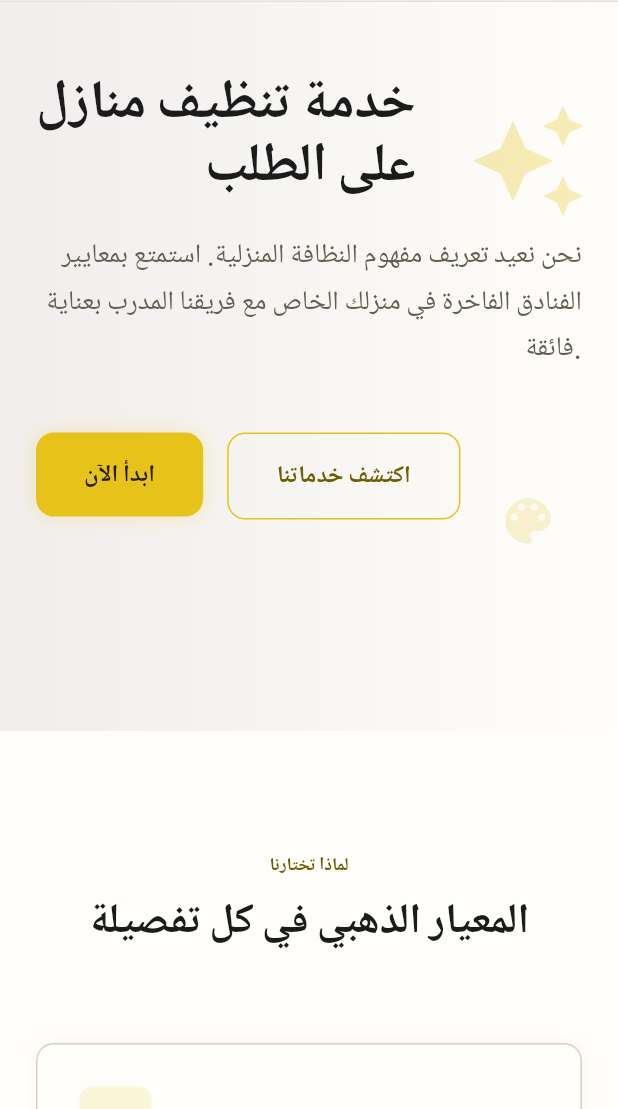
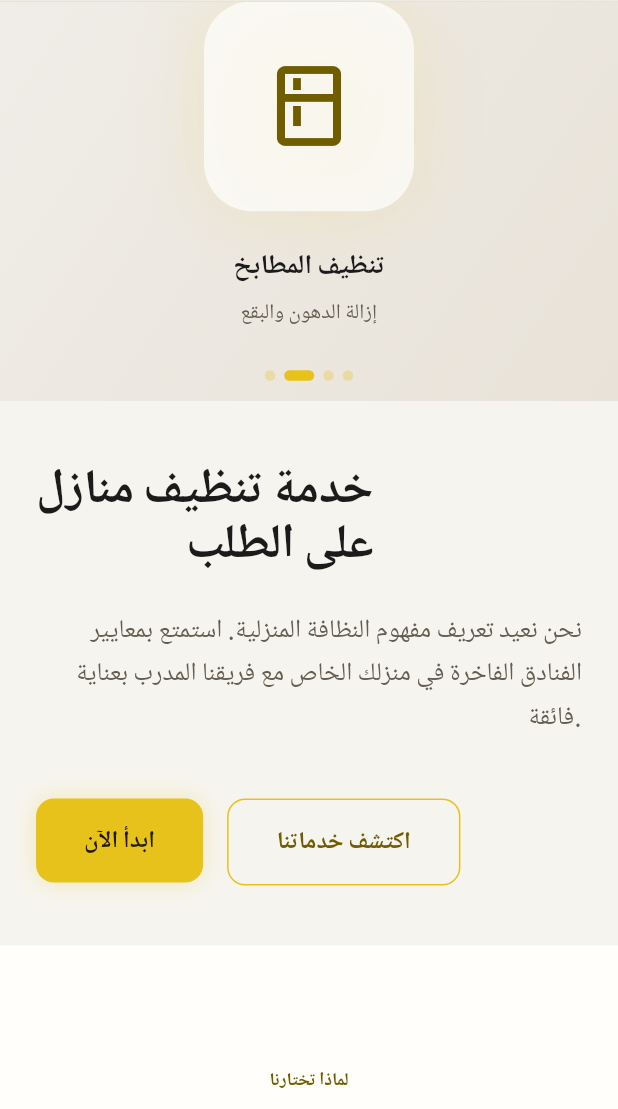
Before and after one commit to Abdelrhmanceob/cleanapp, a Flutter app: the screen it shows after launch, on a phone screen of 412 x 824 dp, the part 127-1236 px from its top. Run offline on Flutter 3.47's test engine with Material 3 defaults, Android fonts, the phone set to English and light mode, and no system bars; drawn by our look-alikes of flutter_animate; our stand-ins replace go_router, google_fonts.

Commit message:
Push latest changes

```diff
--- a/lib/features/landing/widgets/hero_section.dart
+++ b/lib/features/landing/widgets/hero_section.dart
@@ -12,20 +12,46 @@ class HeroSection extends StatefulWidget {
 }
 
 class _HeroSectionState extends State<HeroSection> {
-  int _bgIndex = 0;
+  int _imgIndex = 0;
   Timer? _timer;
 
-  final List<Color> _bgColors = [
-    const Color(0xFFF6F3F2),
-    const Color(0xFFF0EDEC),
-    const Color(0xFFEBE7E7),
+  // Carousel slides: icon + gradient + label
+  static const _slides = [
+    {
+      'icon': Icons.bedroom_parent_outlined,
+      'label': 'تنظيف غرف النوم',
+      'sub': 'نظافة عميقة لكل ركن',
+      'grad1': Color(0xFFF6F3EE),
+      'grad2': Color(0xFFEDE8DF),
+    },
+    {
+      'icon': Icons.kitchen_outlined,
+      'label': 'تنظيف المطابخ',
+      'sub': 'إزالة الدهون والبقع',
+      'grad1': Color(0xFFF0EDE8),
+      'grad2': Color(0xFFE8E2D8),
+    },
+    {
+      'icon': Icons.bathtub_outlined,
+      'label': 'تنظيف الحمامات',
+      'sub': 'تعقيم وتلميع كامل',
+      'grad1': Color(0xFFEEEDF6),
+      'grad2': Color(0xFFDFDEED),
+    },
+    {
+      'icon': Icons.weekend_outlined,
+      'label': 'تنظيف غرف المعيشة',
+      'sub': 'أريكة، سجاد، وأكثر',
+      'grad1': Color(0xFFF2EEE8),
+      'grad2': Color(0xFFE8E0D2),
+    },
   ];
 
   @override
   void initState() {
     super.initState();
-    _timer = Timer.periodic(const Duration(seconds: 5), (_) {
-      if (mounted) setState(() => _bgIndex = (_bgIndex + 1) % _bgColors.length);
+    _timer = Timer.periodic(const Duration(seconds: 4), (_) {
+      if (mounted) setState(() => _imgIndex = (_imgIndex + 1) % _slides.length);
     });
   }
 
@@ -40,53 +66,165 @@ class _HeroSectionState extends State<HeroSection> {
     final width = MediaQuery.of(context).size.width;
     final isMobile = width < 768;
 
-    return AnimatedContainer(
-      duration: const Duration(milliseconds: 1500),
+    return SizedBox(
       width: double.infinity,
-      constraints: BoxConstraints(minHeight: isMobile ? 500 : 700),
+      height: isMobile ? null : 640,
+      child: isMobile
+          ? _buildMobileLayout()
+          : _buildDesktopLayout(),
+    );
+  }
+
+  Widget _buildDesktopLayout() {
+    return ColoredBox(
+      color: AppTheme.surfaceWhite,
+      child: Row(
+        crossAxisAlignment: CrossAxisAlignment.stretch,
+        children: [
+          // Left: text content
+          Expanded(
+            flex: 5,
+            child: Padding(
+              padding: const EdgeInsets.symmetric(horizontal: 80, vertical: 80),
+              child: Column(
+                crossAxisAlignment: CrossAxisAlignment.start,
+                mainAxisAlignment: MainAxisAlignment.center,
+                children: [
+                  _buildTextContent(false),
+                ],
+              ),
+            ),
+          ),
+          // Right: image carousel (fixed width, fills row height)
+          SizedBox(
+            width: 420,
+            child: _buildCarousel(false),
+          ),
+        ],
+      ),
+    );
+  }
+
+  Widget _buildMobileLayout() {
+    return Column(
+      children: [
+        SizedBox(height: 280, child: _buildCarousel(true)),
+        Padding(
+          padding: const EdgeInsets.symmetric(horizontal: 24, vertical: 40),
+          child: _buildTextContent(true),
+        ),
+      ],
+    );
+  }
+
+  Widget _buildCarousel(bool isMobile) {
+    final slide = _slides[_imgIndex];
+    return AnimatedSwitcher(
+      duration: const Duration(milliseconds: 800),
+      transitionBuilder: (child, anim) => FadeTransition(
+        opacity: anim,
+        child: SlideTransition(
+          position: Tween<Offset>(
+            begin: const Offset(0.05, 0),
+            end: Offset.zero,
+          ).animate(CurvedAnimation(parent: anim, curve: Curves.easeOut)),
+          child: child,
+        ),
+      ),
+      child: Container(
+        key: ValueKey(_imgIndex),
         decoration: BoxDecoration(
           gradient: LinearGradient(
-          colors: [AppTheme.surfaceWhite, _bgColors[_bgIndex]],
-          begin: Alignment.centerRight,
-          end: Alignment.centerLeft,
+            colors: [slide['grad1'] as Color, slide['grad2'] as Color],
+            begin: Alignment.topLeft,
+            end: Alignment.bottomRight,
+          ),
+          borderRadius: isMobile
+              ? BorderRadius.zero
+              : const BorderRadius.only(
+                  topLeft: Radius.circular(32),
+                  bottomLeft: Radius.circular(32),
                 ),
         ),
-      child: Stack(
+        child: Column(
+          mainAxisAlignment: MainAxisAlignment.center,
           children: [
-          // Sparkle decorations
-          Positioned(
-            top: 80,
-            right: isMobile ? 20 : 150,
-            child: Icon(Icons.auto_awesome, color: AppTheme.primaryGold.withOpacity(0.3), size: 80)
-                .animate(onPlay: (c) => c.repeat(reverse: true))
-                .fadeIn(delay: 400.ms)
-                .scale(begin: const Offset(0.9, 0.9), end: const Offset(1.1, 1.1), duration: 3000.ms),
+            // Big icon card
+            Container(
+              width: 140,
+              height: 140,
+              decoration: BoxDecoration(
+                color: Colors.white.withOpacity(0.7),
+                borderRadius: BorderRadius.circular(32),
+                boxShadow: [
+                  BoxShadow(
+                    color: AppTheme.primaryGold.withOpacity(0.15),
+                    blurRadius: 40,
+                    spreadRadius: 0,
                   ),
-          Positioned(
-            bottom: 120,
-            right: isMobile ? 40 : 280,
-            child: Icon(Icons.color_lens, color: AppTheme.primaryGold.withOpacity(0.2), size: 40)
-                .animate(onPlay: (c) => c.repeat(reverse: true))
-                .slideY(begin: 0, end: -0.3, duration: 2000.ms, curve: Curves.easeInOut),
+                ],
               ),
-          // Main content
-          Padding(
-            padding: EdgeInsets.symmetric(
-              horizontal: isMobile ? 24 : 80,
-              vertical: isMobile ? 60 : 96,
+              child: Icon(
+                slide['icon'] as IconData,
+                color: AppTheme.primaryDark,
+                size: 64,
               ),
-            child: Column(
+            ),
+            const SizedBox(height: 24),
+            Text(
+              slide['label'] as String,
+              style: const TextStyle(
+                color: AppTheme.textDark,
+                fontSize: 18,
+                fontWeight: FontWeight.w700,
+              ),
+            ),
+            const SizedBox(height: 6),
+            Text(
+              slide['sub'] as String,
+              style: const TextStyle(
+                color: AppTheme.textMuted,
+                fontSize: 14,
+              ),
+            ),
+            const SizedBox(height: 28),
+            // Dots indicator
+            Row(
+              mainAxisAlignment: MainAxisAlignment.center,
+              children: List.generate(
+                _slides.length,
+                (i) => AnimatedContainer(
+                  duration: const Duration(milliseconds: 300),
+                  margin: const EdgeInsets.symmetric(horizontal: 3),
+                  width: i == _imgIndex ? 20 : 7,
+                  height: 7,
+                  decoration: BoxDecoration(
+                    color: i == _imgIndex
+                        ? AppTheme.primaryGold
+                        : AppTheme.primaryGold.withOpacity(0.3),
+                    borderRadius: BorderRadius.circular(4),
+                  ),
+                ),
+              ),
+            ),
+          ],
+        ),
+      ),
+    );
+  }
+
+  Widget _buildTextContent(bool isMobile) {
+    return Column(
       crossAxisAlignment: CrossAxisAlignment.start,
       children: [
-                // Headline
         ConstrainedBox(
-                  constraints: BoxConstraints(maxWidth: isMobile ? double.infinity : 700),
+          constraints: BoxConstraints(maxWidth: isMobile ? double.infinity : 600),
           child: Text(
             'خدمة تنظيف منازل\nعلى الطلب',
             textAlign: TextAlign.right,
             style: TextStyle(
               color: AppTheme.textDark,
-                      fontSize: isMobile ? 36 : 56,
+              fontSize: isMobile ? 32 : 52,
               fontWeight: FontWeight.w800,
               height: 1.15,
               letterSpacing: -0.5,
@@ -94,22 +232,20 @@ class _HeroSectionState extends State<HeroSection> {
           ).animate().fadeIn(duration: 800.ms).slideX(begin: 0.1),
         ),
         const SizedBox(height: 24),
-                // Subtitle
         ConstrainedBox(
-                  constraints: BoxConstraints(maxWidth: isMobile ? double.infinity : 540),
+          constraints: BoxConstraints(maxWidth: isMobile ? double.infinity : 480),
           child: Text(
             'نحن نعيد تعريف مفهوم النظافة المنزلية. استمتع بمعايير الفنادق الفاخرة في منزلك الخاص مع فريقنا المدرب بعناية فائقة.',
             textAlign: TextAlign.right,
             style: const TextStyle(
               color: AppTheme.textMuted,
-                      fontSize: 18,
+              fontSize: 17,
               height: 1.7,
               fontWeight: FontWeight.w400,
             ),
           ).animate().fadeIn(delay: 150.ms, duration: 800.ms),
         ),
         const SizedBox(height: 40),
-                // CTA Buttons
         Wrap(
           spacing: 16,
           runSpacing: 12,
@@ -119,14 +255,10 @@ class _HeroSectionState extends State<HeroSection> {
           ],
         ).animate().fadeIn(delay: 300.ms, duration: 800.ms),
         if (!isMobile) ...[
-                  const SizedBox(height: 64),
+          const SizedBox(height: 56),
           _StatsRow().animate().fadeIn(delay: 500.ms, duration: 800.ms),
         ],
       ],
-            ),
-          ),
-        ],
-      ),
     );
   }
 }
--- a/lib/features/landing/widgets/service_journey_section.dart
+++ b/lib/features/landing/widgets/service_journey_section.dart
@@ -10,6 +10,7 @@ class ServiceJourneySection extends StatelessWidget {
   Widget build(BuildContext context) {
     final isMobile = MediaQuery.of(context).size.width < 768;
     return Container(
+      color: const Color(0xFF111214),
       padding: EdgeInsets.symmetric(
           horizontal: isMobile ? 24 : 80, vertical: 80),
       child: Column(
```
Lines whose indentation alone changed are shown as unchanged.
